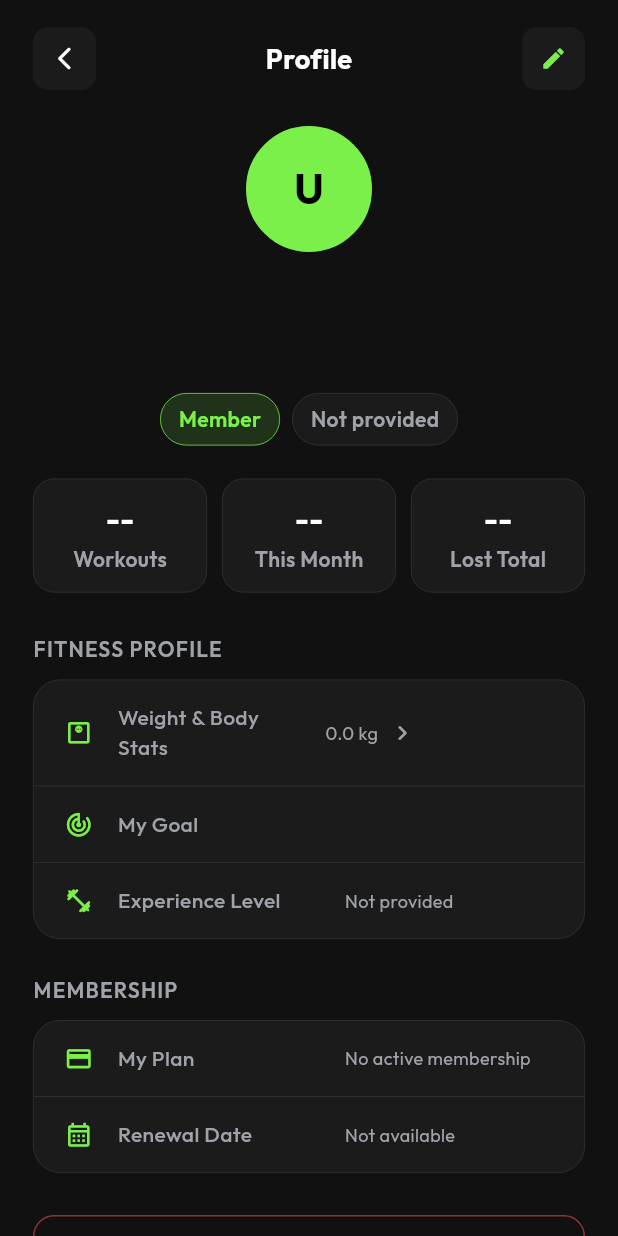
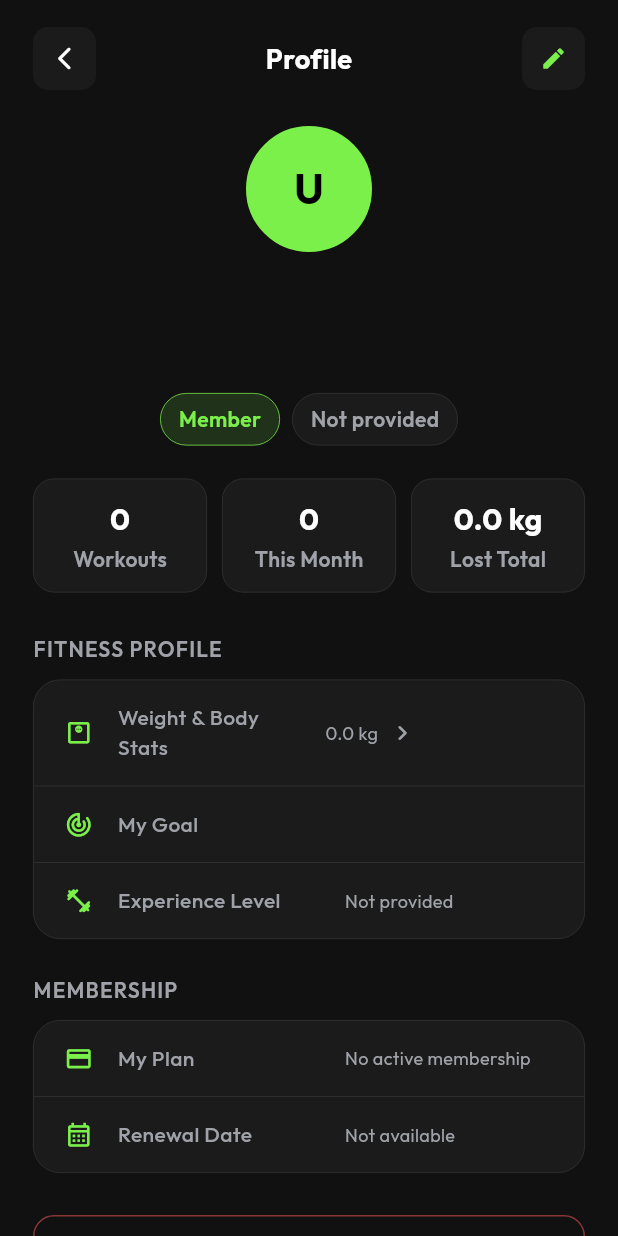
Before and after one commit to ANUJK0004/Gym-Management-App, a Flutter app: the ProfileScreen screen opened by its route, on a phone screen of 412 x 824 dp. Run offline on Flutter 3.47's test engine with Material 3 defaults, Android fonts, the phone set to English and light mode, and no system bars; our stand-ins replace cloud_firestore, cloud_functions, firebase_auth, firebase_core, flutter_riverpod, go_router and 1 more; missing offline and left inert: mobile_scanner; accounts and stored records are empty.

Commit message:
member profile screen completed

```diff
--- a/lib/features/profile/presentation/screens/edit_profile_screen.dart
+++ b/lib/features/profile/presentation/screens/edit_profile_screen.dart
@@ -4,6 +4,8 @@ import 'package:flutter_riverpod/flutter_riverpod.dart';
 import '../../../../app/theme/app_colors.dart';
 import '../../../../app/theme/app_text_styles.dart';
 
+import '../../../dashboard/member/presentation/providers/member_dashboard_provider.dart';
+import '../../../progress/presentation/providers/progress_provider.dart';
 import '../../domain/entities/user_profile.dart';
 import '../providers/current_user_profile_provider.dart';
 import '../providers/profile_edit_provider.dart';
@@ -106,6 +108,12 @@ class _EditProfileScreenState
 
       ref.invalidate(
         currentUserProfileProvider,
+      );
+      ref.invalidate(
+        progressProvider,
+      );
+      ref.invalidate(
+        memberDashboardProvider,
       );
 
       if (!mounted) {
--- a/lib/features/profile/presentation/screens/profile_screen.dart
+++ b/lib/features/profile/presentation/screens/profile_screen.dart
@@ -9,6 +9,8 @@ import '../../../../app/theme/app_radius.dart';
 import '../../../../app/theme/app_text_styles.dart';
 
 import '../../../membership/presentation/providers/membership_provider.dart';
+import '../../../progress/domain/entities/progress.dart';
+import '../../../progress/presentation/providers/progress_provider.dart';
 import '../../domain/entities/user_profile.dart';
 import '../providers/current_user_profile_provider.dart';
 import 'edit_profile_screen.dart';
@@ -27,6 +29,8 @@ class ProfileScreen extends ConsumerWidget {
     ref.watch(currentUserProfileProvider);
     final membershipAsync =
     ref.watch(activeMembershipProvider);
+    final progressAsync =
+    ref.watch(progressProvider);
 
     return Scaffold(
       backgroundColor: AppColors.background,
@@ -71,12 +75,19 @@ class ProfileScreen extends ConsumerWidget {
                   activeMembershipProvider,
                 );
 
+                ref.invalidate(
+                  progressProvider,
+                );
+
                 await Future.wait([
                   ref.read(
                     currentUserProfileProvider.future,
                   ),
                   ref.read(
                     activeMembershipProvider.future,
+                  ),
+                  ref.read(
+                    progressProvider.future,
                   ),
                 ]);
               },
@@ -122,7 +133,9 @@ class ProfileScreen extends ConsumerWidget {
                             height: 22,
                           ),
 
-                          _ProfileStats(),
+                          _ProfileStats(
+                            progressAsync: progressAsync,
+                          ),
 
                           const SizedBox(
                             height: 28,
@@ -411,7 +424,7 @@ class _ProfileBadges
 
       children: [
         _Badge(
-          text: 'Member',
+          text: _formatRole(profile.role),
           isPrimary: true,
         ),
 
@@ -489,15 +502,89 @@ class _Badge
 
 class _ProfileStats
     extends StatelessWidget {
-  const _ProfileStats();
+  const _ProfileStats({
+    required this.progressAsync,
+  });
+
+  final AsyncValue<Progress> progressAsync;
 
   @override
   Widget build(BuildContext context) {
+    return progressAsync.when(
+      loading: () => Row(
+        children: const [
+          Expanded(
+            child: _StatItem(
+              value: '--',
+              label: 'Workouts',
+            ),
+          ),
+          SizedBox(
+            width: 10,
+          ),
+          Expanded(
+            child: _StatItem(
+              value: '--',
+              label: 'This Month',
+            ),
+          ),
+          SizedBox(
+            width: 10,
+          ),
+          Expanded(
+            child: _StatItem(
+              value: '--',
+              label: 'Lost Total',
+            ),
+          ),
+        ],
+      ),
+      error: (error, stackTrace) => Row(
+        children: const [
+          Expanded(
+            child: _StatItem(
+              value: '0',
+              label: 'Workouts',
+            ),
+          ),
+          SizedBox(
+            width: 10,
+          ),
+          Expanded(
+            child: _StatItem(
+              value: '0',
+              label: 'This Month',
+            ),
+          ),
+          SizedBox(
+            width: 10,
+          ),
+          Expanded(
+            child: _StatItem(
+              value: '0.0 kg',
+              label: 'Lost Total',
+            ),
+          ),
+        ],
+      ),
+      data: (progress) {
+        final totalWorkouts = progress.totalWorkouts.toString();
+        final thisMonth = progress.workoutChange.toString();
+
+        String lostTotal;
+        if (progress.weightChange < 0) {
+          lostTotal = '-${progress.weightChange.abs().toStringAsFixed(1)} kg';
+        } else if (progress.weightChange > 0) {
+          lostTotal = '+${progress.weightChange.toStringAsFixed(1)} kg';
+        } else {
+          lostTotal = '0.0 kg';
+        }
+
         return Row(
           children: [
             Expanded(
               child: _StatItem(
-            value: '--',
+                value: totalWorkouts,
                 label: 'Workouts',
               ),
             ),
@@ -508,7 +595,7 @@ class _ProfileStats
 
             Expanded(
               child: _StatItem(
-            value: '--',
+                value: thisMonth,
                 label: 'This Month',
               ),
             ),
@@ -519,11 +606,13 @@ class _ProfileStats
 
             Expanded(
               child: _StatItem(
-            value: '--',
+                value: lostTotal,
                 label: 'Lost Total',
               ),
             ),
           ],
+        );
+      },
     );
   }
 }
@@ -1246,3 +1335,13 @@ String _formatDate(
       '${date.month.toString().padLeft(2, '0')}/'
       '${date.year}';
 }
+
+String _formatRole(
+    String? role,
+    ) {
+  if (role == null || role.trim().isEmpty) {
+    return 'Member';
+  }
+
+  return role[0].toUpperCase() + role.substring(1).toLowerCase();
+}
```
Lines whose indentation alone changed are shown as unchanged.
